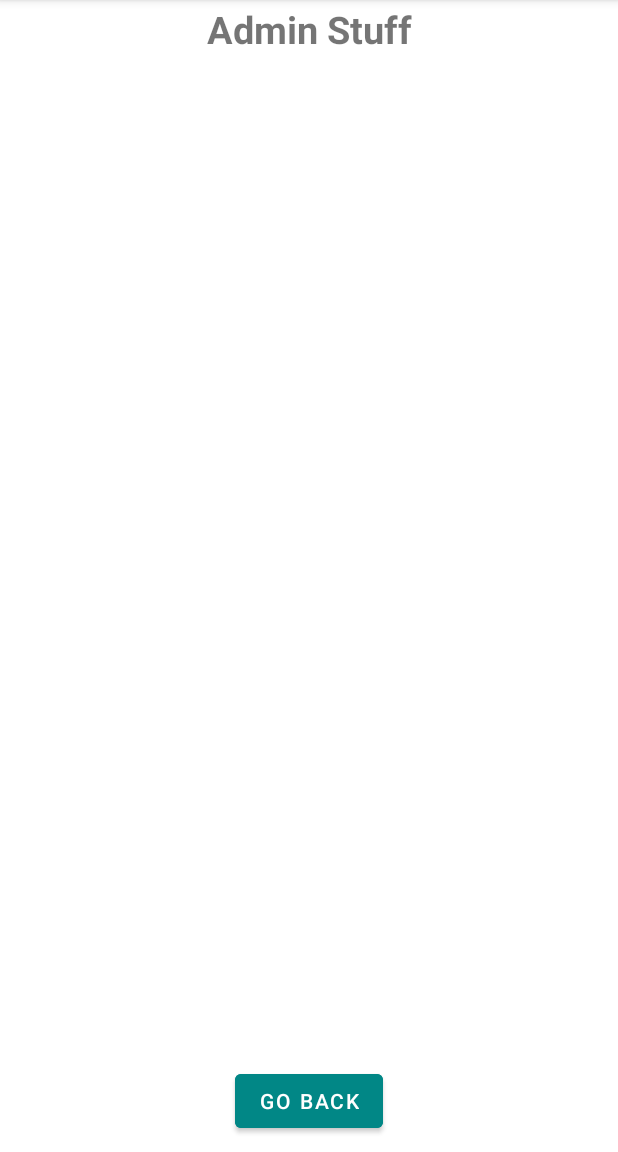
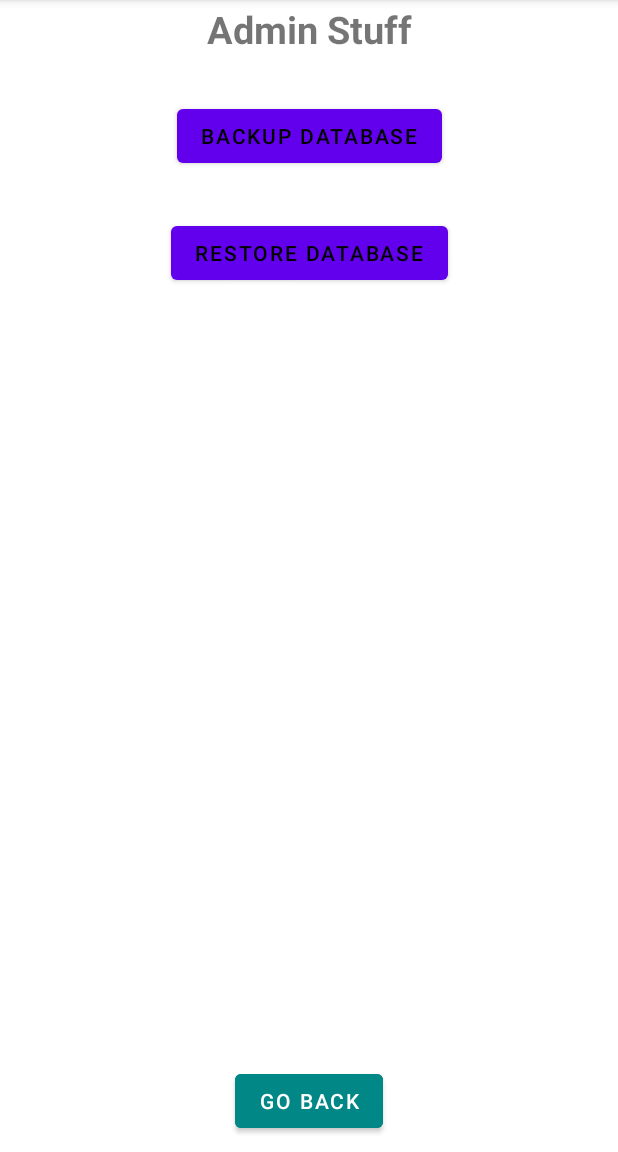
Before and after one commit to FlapjackStaxx/Vehicle_Service_Tracker, an Android app: the AdminActivities screen opened directly, with no data from a screen before it, on a phone screen of 412 x 824 dp, the part 84-1236 px from its top. Run offline under Robolectric (Android 15) with nearby library versions, the phone set to English and light mode, and no system bars.

Commit message:
Backup And Restore
-- Added Backup and Restore functionality (needs cleaning up still)

```diff
--- a/app/src/main/AndroidManifest.xml
+++ b/app/src/main/AndroidManifest.xml
@@ -41,6 +41,7 @@
             android:screenOrientation="portrait" />
         <activity android:name="com.staxxproducts.servicetracker.SingleService"
             android:screenOrientation="portrait" />
+
     </application>
 
 </manifest>
--- a/app/src/main/java/com/staxxproducts/servicetracker/AdminActivities.kt
+++ b/app/src/main/java/com/staxxproducts/servicetracker/AdminActivities.kt
@@ -3,9 +3,27 @@ package com.staxxproducts.servicetracker
 import android.content.Intent
 import android.os.Bundle
 import android.widget.Button
+import androidx.activity.result.contract.ActivityResultContracts
+import com.staxxproducts.servicetracker.importexport.MainViewModel
+import org.koin.androidx.viewmodel.ext.android.viewModel
+
+private const val DEFAULT_EXPORT_TITLE = "Vehicle_db"
 
 
 class AdminActivities: MainActivity() {
+
+    private val openDoc =
+        registerForActivityResult(ActivityResultContracts.OpenDocument()) { uri ->
+            vm.import(uri)
+        }
+
+    private val createDoc =
+        registerForActivityResult(ActivityResultContracts.CreateDocument()) { uri ->
+            vm.export(uri)
+        }
+
+    private val vm: MainViewModel by viewModel()
+
 
     override fun onCreate(savedInstanceState: Bundle?) {
         super.onCreate(savedInstanceState)
@@ -13,6 +31,8 @@ class AdminActivities: MainActivity() {
 
         // Initializes buttons
         val backButton = findViewById<Button>(R.id.goBackBtn)
+        val backupButton = findViewById<Button>(R.id.backupBtn)
+        val restoreButton = findViewById<Button>(R.id.restoreBtn)
 
         // Sends user back to the main screen
         backButton.setOnClickListener {
@@ -20,8 +40,22 @@ class AdminActivities: MainActivity() {
             startActivity(intent)
              }
 
+        backupButton.setOnClickListener {
+            createDoc.launch(DEFAULT_EXPORT_TITLE)
+
+              }
+
+        restoreButton.setOnClickListener {
+
+            openDoc.launch(arrayOf("application/octet-stream"))
+
+         }
+
+
+
 
 
     }
 
+
 }
--- a/app/src/main/res/layout/admin_screen.xml
+++ b/app/src/main/res/layout/admin_screen.xml
@@ -1,6 +1,7 @@
 <?xml version="1.0" encoding="utf-8"?>
 <androidx.constraintlayout.widget.ConstraintLayout xmlns:android="http://schemas.android.com/apk/res/android"
     xmlns:app="http://schemas.android.com/apk/res-auto"
+    xmlns:tools="http://schemas.android.com/tools"
     android:layout_width="match_parent"
     android:layout_height="match_parent"
     android:layout_marginTop="0dp"
@@ -32,6 +33,25 @@
         app:layout_constraintEnd_toEndOf="parent"
         app:layout_constraintStart_toStartOf="parent" />
 
+    <Button
+        android:id="@+id/backupBtn"
+        android:layout_width="wrap_content"
+        android:layout_height="wrap_content"
+        android:layout_marginTop="30dp"
+        android:text="Backup Database"
+        app:layout_constraintEnd_toEndOf="parent"
+        app:layout_constraintStart_toStartOf="parent"
+        app:layout_constraintTop_toBottomOf="@+id/textView4" />
+
+    <Button
+        android:id="@+id/restoreBtn"
+        android:layout_width="wrap_content"
+        android:layout_height="wrap_content"
+        android:layout_marginTop="30dp"
+        android:text="Restore Database"
+        app:layout_constraintEnd_toEndOf="parent"
+        app:layout_constraintStart_toStartOf="parent"
+        app:layout_constraintTop_toBottomOf="@+id/backupBtn" />
 
 
 </androidx.constraintlayout.widget.ConstraintLayout>
--- a/build.gradle
+++ b/build.gradle
@@ -7,9 +7,9 @@ buildscript {
     dependencies {
         classpath 'com.android.tools.build:gradle:7.1.2'
         classpath "org.jetbrains.kotlin:kotlin-gradle-plugin:1.6.10"
-/*
+
         classpath 'com.google.gms:google-services:4.3.10'
-*/
+
 
         // NOTE: Do not place your application dependencies here; they belong
         // in the individual module build.gradle files
```
Also changed, not shown: app/build.gradle (+15 -6 lines), app/src/main/java/com/staxxproducts/servicetracker/App.kt (+24 -1 lines), app/src/main/java/com/staxxproducts/servicetracker/data/VehicleDatabase.kt (+24 -0 lines), app/src/main/java/com/staxxproducts/servicetracker/importexport/DBRepository.kt (added, +49 -0 lines), app/src/main/java/com/staxxproducts/servicetracker/importexport/MainDBViewModel.kt (added, +51 -0 lines), 2 other files.
